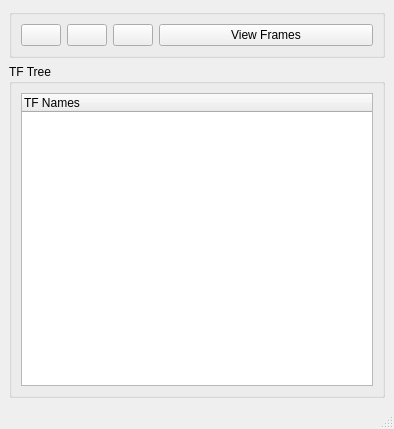
This is src/mainwindow.ui in HowardWhile/arc_tf_viewer as Qt 5 draws it before an edit. The edited form follows.
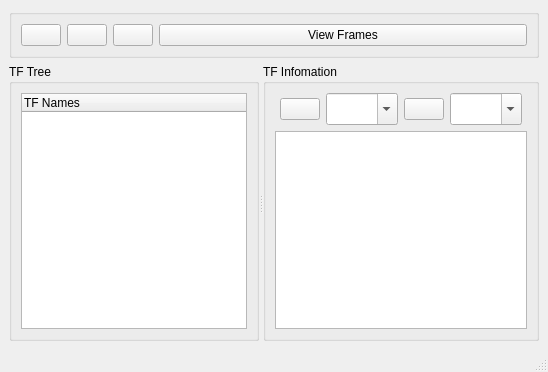
This is the edited form. Icons and pictures are not drawn.

Commit message: set tf combobox by selected tree

What changed in the file:
```diff
--- a/src/mainwindow.ui
+++ b/src/mainwindow.ui
@@ -6,8 +6,8 @@
    <rect>
     <x>0</x>
     <y>0</y>
-    <width>394</width>
-    <height>429</height>
+    <width>548</width>
+    <height>372</height>
    </rect>
   </property>
   <property name="windowTitle">
@@ -17,6 +17,12 @@
    <layout class="QVBoxLayout" name="verticalLayout_2">
     <item>
      <widget class="QGroupBox" name="gbox_function">
+      <property name="sizePolicy">
+       <sizepolicy hsizetype="Preferred" vsizetype="Fixed">
+        <horstretch>0</horstretch>
+        <verstretch>0</verstretch>
+       </sizepolicy>
+      </property>
       <property name="title">
        <string/>
       </property>
@@ -113,24 +119,167 @@
      </widget>
     </item>
     <item>
-     <widget class="QGroupBox" name="gbox_subscriber">
-      <property name="title">
-       <string>TF Tree</string>
+     <widget class="QSplitter" name="splitter">
+      <property name="orientation">
+       <enum>Qt::Horizontal</enum>
       </property>
-      <layout class="QHBoxLayout" name="horizontalLayout_2">
-       <item>
-        <widget class="QTreeWidget" name="treeWidget">
-         <property name="animated">
-          <bool>true</bool>
-         </property>
-         <column>
-          <property name="text">
-           <string notr="true">TF Names</string>
+      <widget class="QGroupBox" name="gbox_subscriber">
+       <property name="title">
+        <string>TF Tree</string>
+       </property>
+       <layout class="QHBoxLayout" name="horizontalLayout_2">
+        <item>
+         <widget class="QTreeWidget" name="treeWidget">
+          <property name="horizontalScrollMode">
+           <enum>QAbstractItemView::ScrollPerItem</enum>
           </property>
-         </column>
-        </widget>
-       </item>
-      </layout>
+          <property name="animated">
+           <bool>true</bool>
+          </property>
+          <property name="wordWrap">
+           <bool>true</bool>
+          </property>
+          <column>
+           <property name="text">
+            <string notr="true">TF Names</string>
+           </property>
+          </column>
+         </widget>
+        </item>
+       </layout>
+      </widget>
+      <widget class="QGroupBox" name="gbox_transform">
+       <property name="title">
+        <string>TF Infomation</string>
+       </property>
+       <layout class="QVBoxLayout" name="verticalLayout">
+        <item>
+         <layout class="QHBoxLayout" name="horizontalLayout_5">
+          <property name="sizeConstraint">
+           <enum>QLayout::SetMinimumSize</enum>
+          </property>
+          <property name="leftMargin">
+           <number>5</number>
+          </property>
+          <property name="topMargin">
+           <number>0</number>
+          </property>
+          <property name="rightMargin">
+           <number>5</number>
+          </property>
+          <item>
+           <widget class="QPushButton" name="btn_reference">
+            <property name="sizePolicy">
+             <sizepolicy hsizetype="Fixed" vsizetype="Fixed">
+              <horstretch>0</horstretch>
+              <verstretch>0</verstretch>
+             </sizepolicy>
+            </property>
+            <property name="toolTip">
+             <string>&lt;html&gt;&lt;head/&gt;&lt;body&gt;&lt;p&gt;Set Reference Coordinate&lt;/p&gt;&lt;/body&gt;&lt;/html&gt;</string>
+            </property>
+            <property name="text">
+             <string/>
+            </property>
+            <property name="icon">
+             <iconset resource="../icons.qrc">
+              <normaloff>:/res/icons/coordinates.png</normaloff>:/res/icons/coordinates.png</iconset>
+            </property>
+            <property name="iconSize">
+             <size>
+              <width>32</width>
+              <height>32</height>
+             </size>
+            </property>
+           </widget>
+          </item>
+          <item>
+           <widget class="QComboBox" name="cbox_reference">
+            <property name="sizePolicy">
+             <sizepolicy hsizetype="Preferred" vsizetype="Fixed">
+              <horstretch>0</horstretch>
+              <verstretch>0</verstretch>
+             </sizepolicy>
+            </property>
+            <property name="minimumSize">
+             <size>
+              <width>0</width>
+              <height>32</height>
+             </size>
+            </property>
+            <property name="editable">
+             <bool>true</bool>
+            </property>
+            <property name="currentText">
+             <string/>
+            </property>
+            <property name="iconSize">
+             <size>
+              <width>16</width>
+              <height>16</height>
+             </size>
+            </property>
+           </widget>
+          </item>
+          <item>
+           <widget class="QPushButton" name="btn_target">
+            <property name="sizePolicy">
+             <sizepolicy hsizetype="Fixed" vsizetype="Fixed">
+              <horstretch>0</horstretch>
+              <verstretch>0</verstretch>
+             </sizepolicy>
+            </property>
+            <property name="toolTip">
+             <string>&lt;html&gt;&lt;head/&gt;&lt;body&gt;&lt;p&gt;Set Target&lt;/p&gt;&lt;/body&gt;&lt;/html&gt;</string>
+            </property>
+            <property name="text">
+             <string/>
+            </property>
+            <property name="icon">
+             <iconset resource="../icons.qrc">
+              <normaloff>:/res/icons/location.png</normaloff>:/res/icons/location.png</iconset>
+            </property>
+            <property name="iconSize">
+             <size>
+              <width>32</width>
+              <height>32</height>
+             </size>
+            </property>
+           </widget>
+          </item>
+          <item>
+           <widget class="QComboBox" name="cbox_target">
+            <property name="sizePolicy">
+             <sizepolicy hsizetype="Preferred" vsizetype="Fixed">
+              <horstretch>0</horstretch>
+              <verstretch>0</verstretch>
+             </sizepolicy>
+            </property>
+            <property name="minimumSize">
+             <size>
+              <width>0</width>
+              <height>32</height>
+             </size>
+            </property>
+            <property name="editable">
+             <bool>true</bool>
+            </property>
+           </widget>
+          </item>
+         </layout>
+        </item>
+        <item>
+         <widget class="QTextBrowser" name="textBrowser">
+          <property name="sizePolicy">
+           <sizepolicy hsizetype="Preferred" vsizetype="Preferred">
+            <horstretch>0</horstretch>
+            <verstretch>0</verstretch>
+           </sizepolicy>
+          </property>
+         </widget>
+        </item>
+       </layout>
+      </widget>
      </widget>
     </item>
    </layout>
```
Left out of the diff: 4 changed lines with no effect on the pictures. The commit also changes 6 other files.
